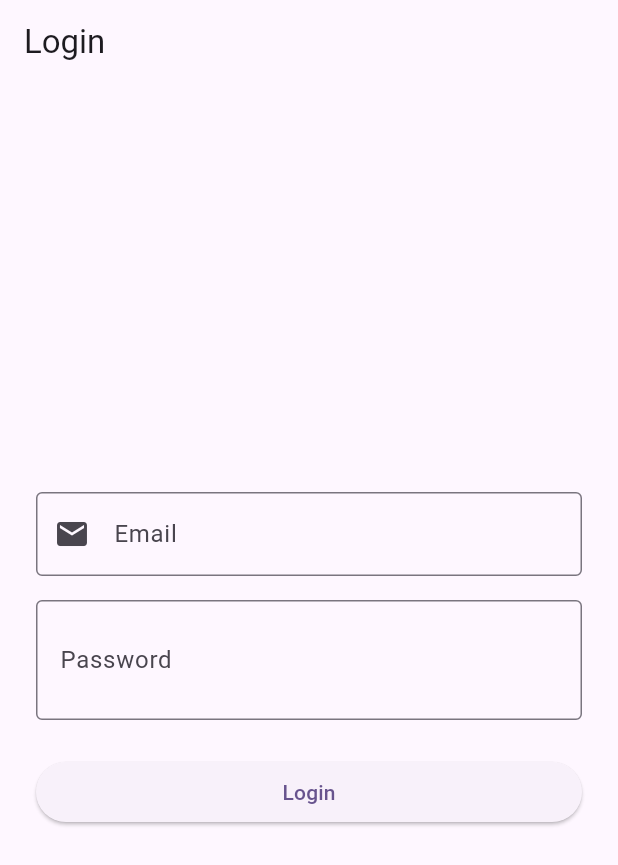
After one commit to Andy-Cuong/HR-Self-Service, a Flutter app: the screen it shows after launch, on a phone screen of 412 x 824 dp. The commit adds this screen. Shown: the top 865 px of the screen. Run offline on Flutter 3.47's test engine with Material 3 defaults, Android fonts, the phone set to English and light mode, and no system bars; our stand-ins replace dio, flutter_riverpod, flutter_secure_storage.

Commit message:
Create Login Screen

```diff
--- a/lib/main.dart
+++ b/lib/main.dart
@@ -1,6 +1,7 @@
 import 'package:flutter/material.dart';
 import 'package:flutter_riverpod/flutter_riverpod.dart';
-import 'package:hr_self_service/src/ui/personnel_list_screen.dart';
+import 'package:hr_self_service/src/ui/login/login_screen.dart';
+import 'package:hr_self_service/src/ui/personnel/personnel_list_screen.dart';
 
 void main() {
   runApp(
@@ -36,7 +37,7 @@ class MyApp extends StatelessWidget {
         // tested with just a hot reload.
         colorScheme: ColorScheme.fromSeed(seedColor: Colors.deepPurple),
       ),
-      home: const PersonnelListScreen(),
+      home: const LoginScreen(),
     );
   }
 }
--- /dev/null
+++ b/lib/src/ui/login/login_screen.dart
@@ -0,0 +1,86 @@
+import 'package:flutter/material.dart';
+
+class LoginScreen extends StatefulWidget {
+  const LoginScreen({super.key});
+
+  @override
+  State<StatefulWidget> createState() => _LoginScreenState();
+}
+
+class _LoginScreenState extends State<LoginScreen> {
+  final _emailController = TextEditingController();
+  final _passwordController = TextEditingController();
+  bool _isPasswordHidden = true;
+
+  @override
+  void dispose() {
+    _emailController.dispose();
+    _passwordController.dispose();
+    super.dispose();
+  }
+
+  void _onLoginPressed() {
+    final email = _emailController.text.trim();
+    final password = _passwordController.text;
+
+    // TODO: Implement login logic
+
+    print('Email: $email, Password: $password');
+  }
+
+  @override
+  Widget build(BuildContext context) {
+    return Scaffold(
+      appBar: AppBar(title: const Text('Login')),
+      body: Padding(
+        padding: const EdgeInsets.all(24.0),
+        child: Column(
+          mainAxisAlignment: MainAxisAlignment.center,
+          children: [
+            TextField(
+              controller: _emailController,
+              decoration: const InputDecoration(
+                labelText: 'Email',
+                prefixIcon: Icon(Icons.email),
+                border: OutlineInputBorder(),
+              ),
+              keyboardType: TextInputType.emailAddress,
+            ),
+
+            const SizedBox(height: 16),
+
+            TextField(
+              controller: _passwordController,
+              decoration: InputDecoration(
+                labelText: 'Password',
+                prefix: const Icon(Icons.password),
+                border: const OutlineInputBorder(),
+                suffix: IconButton(
+                  onPressed: () {
+                    setState(() {
+                      _isPasswordHidden = !_isPasswordHidden;
+                    });
+                  },
+                  icon: Icon(
+                    _isPasswordHidden ? Icons.visibility_off : Icons.visibility,
+                  ),
+                )
+              ),
+              obscureText: _isPasswordHidden,
+            ),
+
+            const SizedBox(height: 24),
+
+            SizedBox(
+              width: double.infinity,
+              child: ElevatedButton(
+                onPressed: _onLoginPressed,
+                child: const Text('Login'),
+              ),
+            )
+          ],
+        ),
+      ),
+    );
+  }
+}
--- a/lib/src/ui/personnel_card.dart
+++ b/lib/src/ui/personnel/personnel_card.dart
@@ -1,5 +1,5 @@
 import 'package:flutter/material.dart';
-import '../models/personnel.dart';
+import '../../models/personnel.dart';
 
 class PersonnelCard extends StatelessWidget {
   final Personnel personnel;
--- a/lib/src/ui/personnel_list_screen.dart
+++ b/lib/src/ui/personnel/personnel_list_screen.dart
@@ -1,7 +1,7 @@
 import 'package:flutter/material.dart';
 import 'package:flutter_riverpod/flutter_riverpod.dart';
-import 'package:hr_self_service/src/ui/personnel_card.dart';
-import '../providers/personnel_provider.dart';
+import 'package:hr_self_service/src/ui/personnel/personnel_card.dart';
+import '../../providers/personnel_provider.dart';
 
 class PersonnelListScreen extends ConsumerWidget {
     const PersonnelListScreen({super.key});
```
